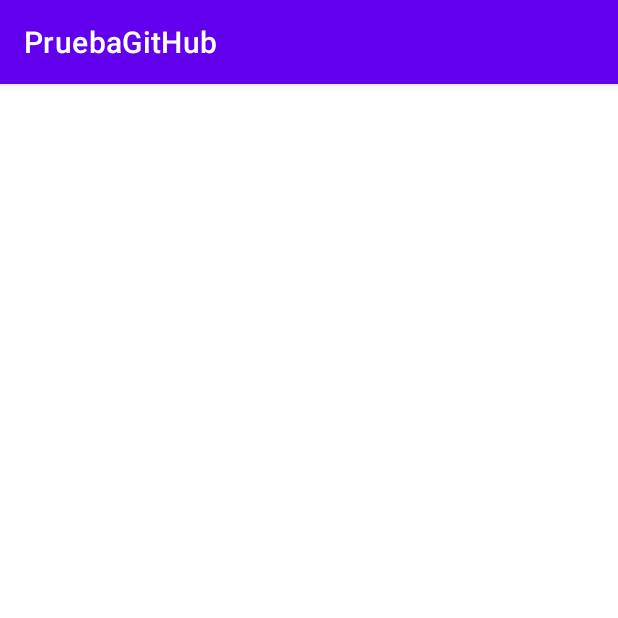
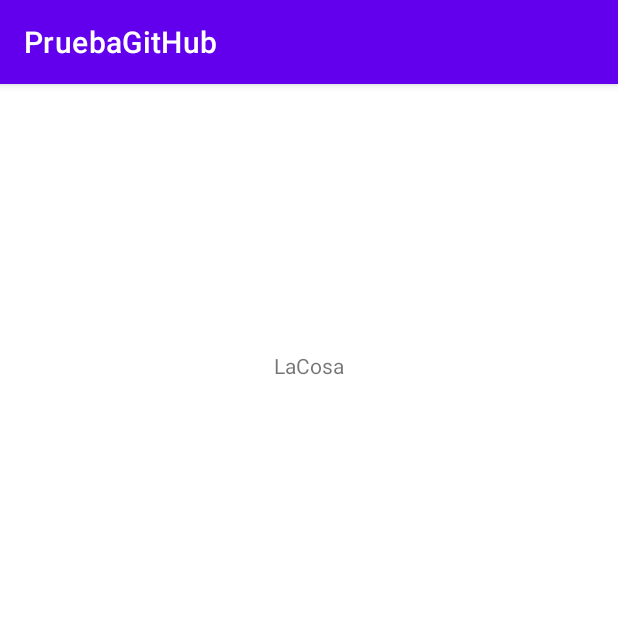
Before and after one commit to Santi-Fernandez/PruebaGitHub, an Android app: the screen it shows after launch (MainActivity), on a phone screen of 412 x 824 dp, the top half of it. Run offline under Robolectric (Android 15) with nearby library versions, the phone set to English and light mode, and no system bars.

Commit message:
Creacion de la cosa

```diff
--- a/app/src/main/res/layout/activity_main.xml
+++ b/app/src/main/res/layout/activity_main.xml
@@ -7,6 +7,7 @@
     tools:context=".MainActivity">
 
     <TextView
+        android:id="@+id/textView2"
         android:layout_width="wrap_content"
         android:layout_height="wrap_content"
         android:text="Hello World!"
@@ -15,4 +16,14 @@
         app:layout_constraintRight_toRightOf="parent"
         app:layout_constraintTop_toTopOf="parent" />
 
+    <TextView
+        android:id="@+id/textView"
+        android:layout_width="wrap_content"
+        android:layout_height="wrap_content"
+        android:text="LaCosa"
+        app:layout_constraintBottom_toTopOf="@+id/textView2"
+        app:layout_constraintEnd_toEndOf="parent"
+        app:layout_constraintStart_toStartOf="parent"
+        app:layout_constraintTop_toTopOf="parent" />
+
 </androidx.constraintlayout.widget.ConstraintLayout>
```
